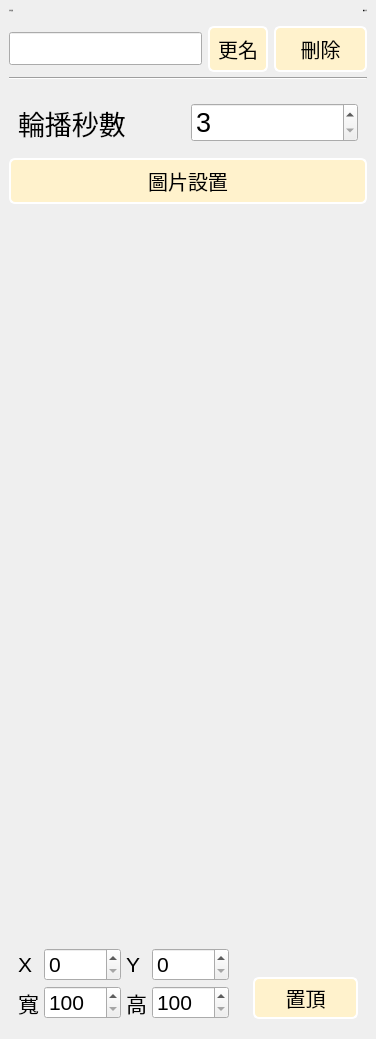
Old version of the form src/ActiveManager/LayerEditor.ui in the repository roger0816/BoardT.
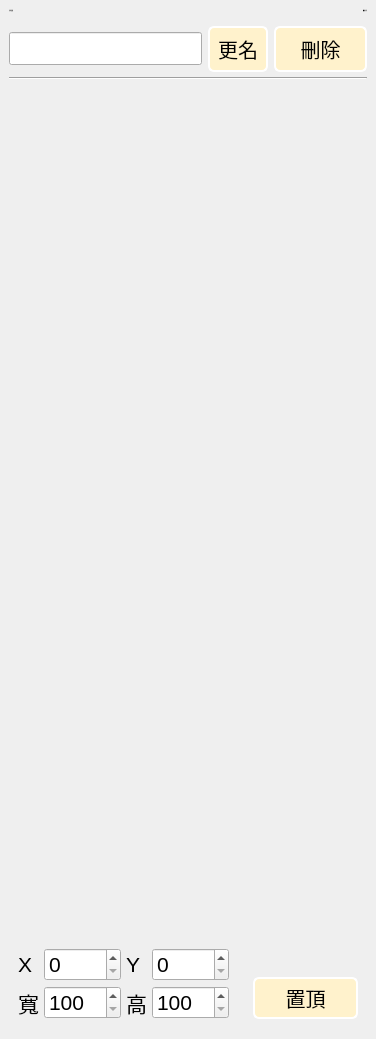
New version of the form. Custom widgets are drawn as their Qt base class.

The edit to the form file:
```diff
--- a/src/ActiveManager/LayerEditor.ui
+++ b/src/ActiveManager/LayerEditor.ui
@@ -318,90 +318,8 @@
           </property>
          </layout>
         </widget>
-        <widget class="QWidget" name="pagePic">
-         <layout class="QGridLayout" name="gridLayout_7">
-          <item row="1" column="0">
-           <widget class="QPushButton" name="btnSetPic">
-            <property name="minimumSize">
-             <size>
-              <width>96</width>
-              <height>42</height>
-             </size>
-            </property>
-            <property name="font">
-             <font>
-              <pointsize>-1</pointsize>
-              <weight>50</weight>
-              <italic>false</italic>
-              <bold>false</bold>
-             </font>
-            </property>
-            <property name="text">
-             <string>圖片設置</string>
-            </property>
-           </widget>
-          </item>
-          <item row="0" column="0">
-           <widget class="QWidget" name="widget_2" native="true">
-            <property name="font">
-             <font>
-              <pointsize>20</pointsize>
-             </font>
-            </property>
-            <layout class="QHBoxLayout" name="horizontalLayout">
-             <item>
-              <widget class="QLabel" name="label_6">
-               <property name="font">
-                <font>
-                 <pointsize>20</pointsize>
-                </font>
-               </property>
-               <property name="text">
-                <string>輪播秒數</string>
-               </property>
-              </widget>
-             </item>
-             <item>
-              <widget class="QSpinBox" name="sbPicSec">
-               <property name="minimumSize">
-                <size>
-                 <width>30</width>
-                 <height>30</height>
-                </size>
-               </property>
-               <property name="font">
-                <font>
-                 <pointsize>20</pointsize>
-                </font>
-               </property>
-               <property name="minimum">
-                <number>3</number>
-               </property>
-               <property name="maximum">
-                <number>999</number>
-               </property>
-               <property name="singleStep">
-                <number>1</number>
-               </property>
-              </widget>
-             </item>
-            </layout>
-           </widget>
-          </item>
-          <item row="2" column="0">
-           <spacer name="verticalSpacer">
-            <property name="orientation">
-             <enum>Qt::Vertical</enum>
-            </property>
-            <property name="sizeHint" stdset="0">
-             <size>
-              <width>20</width>
-              <height>40</height>
-             </size>
-            </property>
-           </spacer>
-          </item>
-         </layout>
+        <widget class="EditPic" name="pagePic">
+         <layout class="QGridLayout" name="gridLayout_7"/>
         </widget>
         <widget class="QWidget" name="pageVideo">
          <layout class="QGridLayout" name="gridLayout_9">
@@ -757,6 +675,12 @@
    <header>EditMar.h</header>
    <container>1</container>
   </customwidget>
+  <customwidget>
+   <class>EditPic</class>
+   <extends>QWidget</extends>
+   <header>EditPic.h</header>
+   <container>1</container>
+  </customwidget>
  </customwidgets>
  <resources/>
  <connections/>
```
